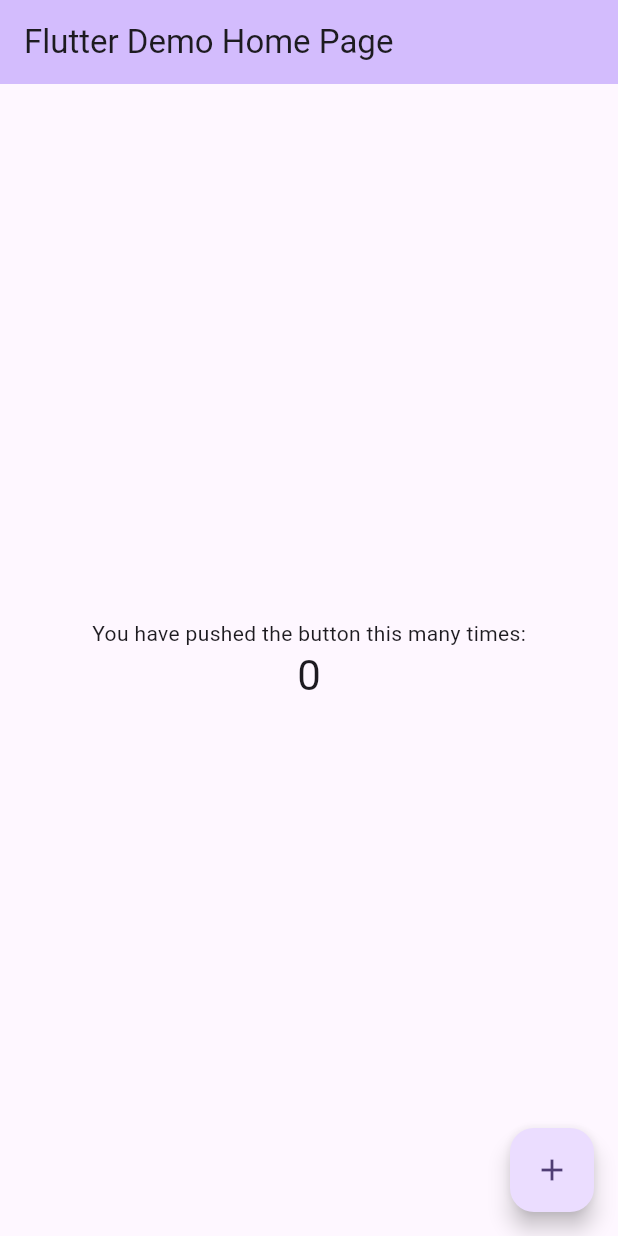
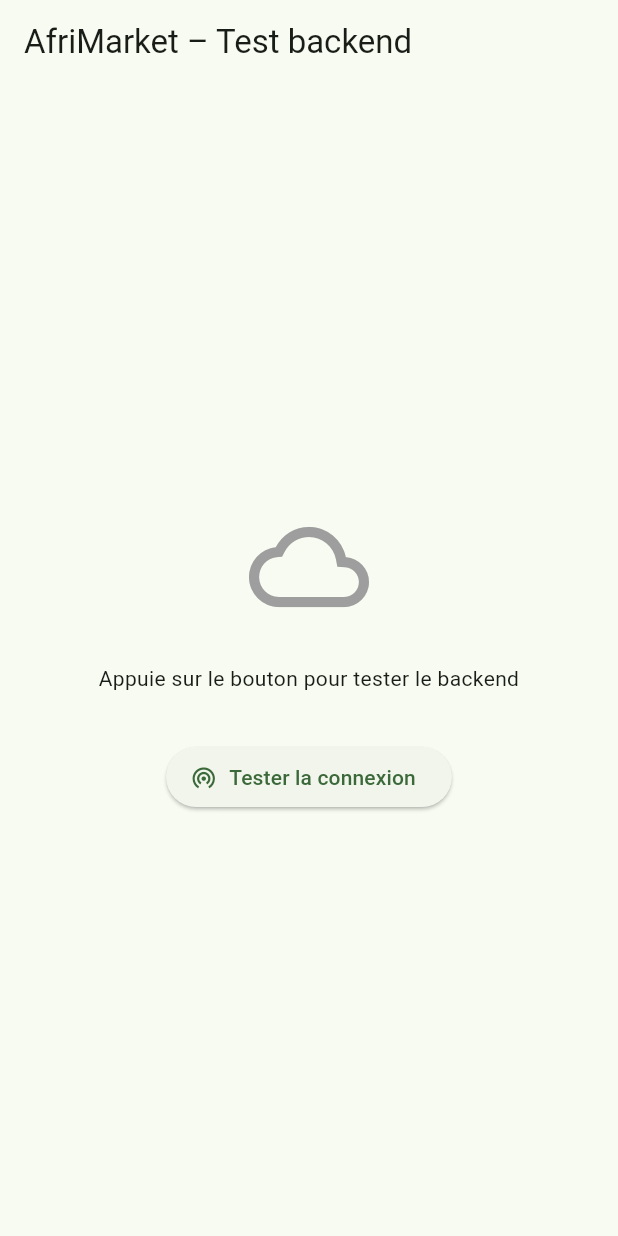
Before and after one commit to TraoreMohamed-RagPlatform/afrimarket_mobile, a Flutter app: the screen it shows after launch, on a phone screen of 412 x 824 dp. Run offline on Flutter 3.47's test engine with Material 3 defaults, Android fonts, the phone set to English and light mode, and no system bars.

Commit message:
feat(F0): backend health check + debug-only network security config

```diff
--- a/lib/main.dart
+++ b/lib/main.dart
@@ -1,121 +1,107 @@
+import 'dart:async';
+import 'dart:convert';
+
 import 'package:flutter/material.dart';
+import 'package:http/http.dart' as http;
 
-void main() {
-  runApp(const MyApp());
-}
+// TEMPORAIRE (Phase F0) : sera déplacé dans une config d'environnement en F1.
+// 10.0.2.2 = le "localhost" de ton PC vu depuis l'émulateur Android.
+const String apiBaseUrl = 'http://10.0.2.2:3000';
 
-class MyApp extends StatelessWidget {
-  const MyApp({super.key});
+void main() => runApp(const AfriMarketApp());
 
-  // This widget is the root of your application.
+class AfriMarketApp extends StatelessWidget {
+  const AfriMarketApp({super.key});
+
   @override
   Widget build(BuildContext context) {
     return MaterialApp(
-      title: 'Flutter Demo',
-      theme: ThemeData(
-        // This is the theme of your application.
-        //
-        // TRY THIS: Try running your application with "flutter run". You'll see
-        // the application has a purple toolbar. Then, without quitting the app,
-        // try changing the seedColor in the colorScheme below to Colors.green
-        // and then invoke "hot reload" (save your changes or press the "hot
-        // reload" button in a Flutter-supported IDE, or press "r" if you used
-        // the command line to start the app).
-        //
-        // Notice that the counter didn't reset back to zero; the application
-        // state is not lost during the reload. To reset the state, use hot
-        // restart instead.
-        //
-        // This works for code too, not just values: Most code changes can be
-        // tested with just a hot reload.
-        colorScheme: .fromSeed(seedColor: Colors.deepPurple),
-      ),
-      home: const MyHomePage(title: 'Flutter Demo Home Page'),
+      title: 'AfriMarket',
+      debugShowCheckedModeBanner: false,
+      theme: ThemeData(colorSchemeSeed: Colors.green, useMaterial3: true),
+      home: const HealthCheckPage(),
     );
   }
 }
 
-class MyHomePage extends StatefulWidget {
-  const MyHomePage({super.key, required this.title});
-
-  // This widget is the home page of your application. It is stateful, meaning
-  // that it has a State object (defined below) that contains fields that affect
-  // how it looks.
-
-  // This class is the configuration for the state. It holds the values (in this
-  // case the title) provided by the parent (in this case the App widget) and
-  // used by the build method of the State. Fields in a Widget subclass are
-  // always marked "final".
-
-  final String title;
+class HealthCheckPage extends StatefulWidget {
+  const HealthCheckPage({super.key});
 
   @override
-  State<MyHomePage> createState() => _MyHomePageState();
+  State<HealthCheckPage> createState() => _HealthCheckPageState();
 }
 
-class _MyHomePageState extends State<MyHomePage> {
-  int _counter = 0;
+class _HealthCheckPageState extends State<HealthCheckPage> {
+  bool _loading = false;
+  bool? _success;
+  String _message = 'Appuie sur le bouton pour tester le backend';
 
-  void _incrementCounter() {
+  Future<void> _checkBackend() async {
+    setState(() => _loading = true);
+
+    try {
+      final response = await http
+          .get(Uri.parse('$apiBaseUrl/api/health'))
+          .timeout(const Duration(seconds: 5));
+
+      final data = jsonDecode(response.body) as Map<String, dynamic>;
+
       setState(() {
-      // This call to setState tells the Flutter framework that something has
-      // changed in this State, which causes it to rerun the build method below
-      // so that the display can reflect the updated values. If we changed
-      // _counter without calling setState(), then the build method would not be
-      // called again, and so nothing would appear to happen.
-      _counter++;
+        _success = response.statusCode == 200 && data['status'] == 'ok';
+        _message = 'Status : ${data['status']}\n'
+            'Base de données : ${data['database']}\n'
+            'WebSocket : ${data['websocket']}';
       });
+    } on TimeoutException {
+      setState(() {
+        _success = false;
+        _message = 'Délai dépassé : le backend est-il démarré ?';
+      });
+    } catch (e) {
+      setState(() {
+        _success = false;
+        _message = 'Erreur de connexion :\n$e';
+      });
+    } finally {
+      setState(() => _loading = false);
+    }
   }
 
   @override
   Widget build(BuildContext context) {
-    // This method is rerun every time setState is called, for instance as done
-    // by the _incrementCounter method above.
-    //
-    // The Flutter framework has been optimized to make rerunning build methods
-    // fast, so that you can just rebuild anything that needs updating rather
-    // than having to individually change instances of widgets.
+    final icon = _success == null
+        ? Icons.cloud_outlined
+        : (_success! ? Icons.check_circle : Icons.error);
+    final color = _success == null
+        ? Colors.grey
+        : (_success! ? Colors.green : Colors.red);
+
     return Scaffold(
-      appBar: AppBar(
-        // TRY THIS: Try changing the color here to a specific color (to
-        // Colors.amber, perhaps?) and trigger a hot reload to see the AppBar
-        // change color while the other colors stay the same.
-        backgroundColor: Theme.of(context).colorScheme.inversePrimary,
-        // Here we take the value from the MyHomePage object that was created by
-        // the App.build method, and use it to set our appbar title.
-        title: Text(widget.title),
-      ),
+      appBar: AppBar(title: const Text('AfriMarket – Test backend')),
       body: Center(
-        // Center is a layout widget. It takes a single child and positions it
-        // in the middle of the parent.
+        child: Padding(
+          padding: const EdgeInsets.all(24),
           child: Column(
-          // Column is also a layout widget. It takes a list of children and
-          // arranges them vertically. By default, it sizes itself to fit its
-          // children horizontally, and tries to be as tall as its parent.
-          //
-          // Column has various properties to control how it sizes itself and
-          // how it positions its children. Here we use mainAxisAlignment to
-          // center the children vertically; the main axis here is the vertical
-          // axis because Columns are vertical (the cross axis would be
-          // horizontal).
-          //
-          // TRY THIS: Invoke "debug painting" (choose the "Toggle Debug Paint"
-          // action in the IDE, or press "p" in the console), to see the
-          // wireframe for each widget.
-          mainAxisAlignment: .center,
+            mainAxisSize: MainAxisSize.min,
             children: [
-            const Text('You have pushed the button this many times:'),
-            Text(
-              '$_counter',
-              style: Theme.of(context).textTheme.headlineMedium,
+              Icon(icon, size: 80, color: color),
+              const SizedBox(height: 24),
+              Text(_message, textAlign: TextAlign.center),
+              const SizedBox(height: 32),
+              ElevatedButton.icon(
+                onPressed: _loading ? null : _checkBackend,
+                icon: _loading
+                    ? const SizedBox(
+                  width: 18,
+                  height: 18,
+                  child: CircularProgressIndicator(strokeWidth: 2),
+                )
+                    : const Icon(Icons.wifi_tethering),
+                label: const Text('Tester la connexion'),
               ),
             ],
           ),
         ),
-      floatingActionButton: FloatingActionButton(
-        onPressed: _incrementCounter,
-        tooltip: 'Increment',
-        child: const Icon(Icons.add),
       ),
     );
   }
--- a/pubspec.yaml
+++ b/pubspec.yaml
@@ -34,6 +34,7 @@
   # The following adds the Cupertino Icons font to your application.
   # Use with the CupertinoIcons class for iOS style icons.
   cupertino_icons: ^1.0.8
+  http: ^1.6.0
 
 dev_dependencies:
   flutter_test:
```
Also changed, not shown: pubspec.lock, 3 other files. Lines whose indentation alone changed are shown as unchanged.
